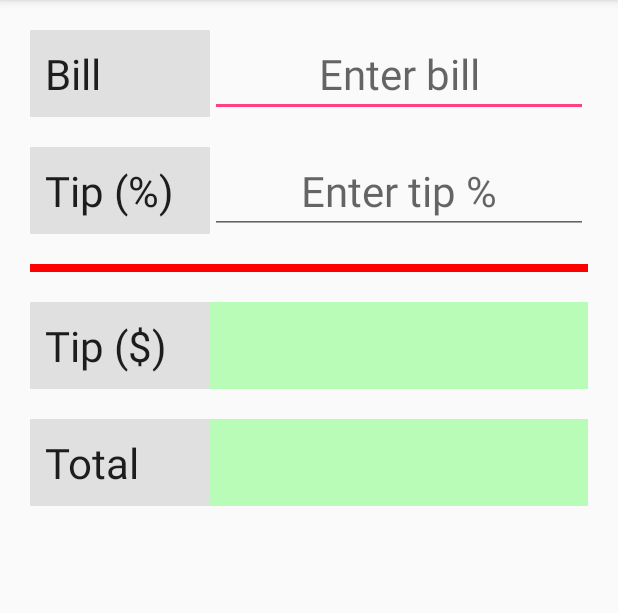
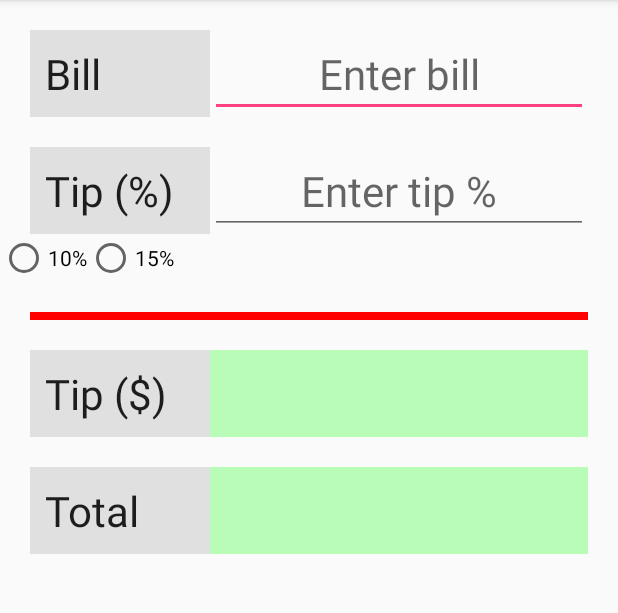
Before and after one commit to BaileyMillerSSI/MobileDevelopment, an Android app: the screen it shows after launch (MainActivity), on a phone screen of 412 x 824 dp, the part 84-697 px from its top. Run offline under Robolectric (Android 15) with nearby library versions, the phone set to English and light mode, and no system bars.

Commit message:
Added the radio group

```diff
--- a/Android Studio/TipCalculatorV5/app/src/main/res/layout/activity_main.xml
+++ b/Android Studio/TipCalculatorV5/app/src/main/res/layout/activity_main.xml
@@ -41,10 +41,28 @@
         android:hint="@string/amount_tip_percent_hint"
         android:inputType="number" />
 
+
+    <RadioGroup
+        android:id="@+id/radio_group"
+        android:layout_below="@id/amount_tip_percent"
+        android:layout_width="fill_parent"
+        android:layout_height="wrap_content"
+        android:orientation="horizontal">
+        <RadioButton android:id="@+id/radio_ten"
+            android:layout_width="wrap_content"
+            android:layout_height="wrap_content"
+            android:text="10%"/>
+        <RadioButton android:id="@+id/radio_fifteen"
+            android:layout_width="wrap_content"
+            android:layout_height="wrap_content"
+            android:text="15%"/>
+    </RadioGroup>
+
+
     <!-- red line -->
     <View
         android:id="@+id/red_line"
-        android:layout_below="@+id/label_tip_percent"
+        android:layout_below="@+id/radio_group"
         android:layout_marginTop="20dp"
         android:layout_height="5dip"
         android:layout_width="match_parent"
```
